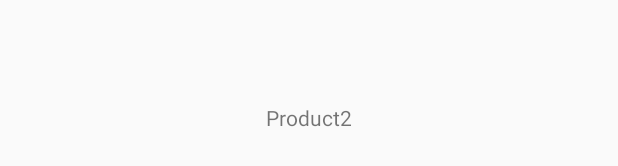
After one commit to Loyth/toutpret, an Android app: the layout product_fragment2.xml on its own in the app's theme, with its tools: preview values and no code run, on a phone screen of 412 x 824 dp. The commit adds this screen. Shown: the part 316-482 px from the top of the screen. Run offline under Robolectric (Android 15) with nearby library versions, the phone set to English and light mode, and no system bars.

Commit message:
Ajout du Products v1 Ne marche pas mais la struture est la

```diff
--- /dev/null
+++ b/app/src/main/res/layout/product_fragment2.xml
@@ -0,0 +1,21 @@
+<?xml version="1.0" encoding="utf-8"?>
+<LinearLayout xmlns:android="http://schemas.android.com/apk/res/android"
+    xmlns:app="http://schemas.android.com/apk/res-auto"
+    xmlns:tools="http://schemas.android.com/tools"
+    android:layout_width="match_parent"
+    android:layout_height="match_parent"
+    android:gravity="center"
+    android:orientation="vertical"
+    >
+
+    <TextView
+        android:id="@+id/textView"
+        android:layout_width="wrap_content"
+        android:layout_height="wrap_content"
+        android:layout_marginBottom="246dp"
+        android:text="Product2"
+        app:layout_constraintBottom_toBottomOf="parent"
+        app:layout_constraintEnd_toEndOf="parent"
+        app:layout_constraintStart_toStartOf="parent" />
+
+</LinearLayout>
```
Also changed, not shown: app/src/main/java/toutpret/isep/com/toutpret/FragmentProduct.java (added, +24 -0 lines), app/src/main/java/toutpret/isep/com/toutpret/FragmentProduct2.java (added, +24 -0 lines), app/src/main/java/toutpret/isep/com/toutpret/ProductsActivity.java (+16 -19 lines), app/src/main/java/toutpret/isep/com/toutpret/ProductsActivity2.java (added, +64 -0 lines), app/src/main/java/toutpret/isep/com/toutpret/ViewPagerAdapter.java (added, +41 -0 lines), app/src/main/res/layout/product_fragment.xml (added, +20 -0 lines).
